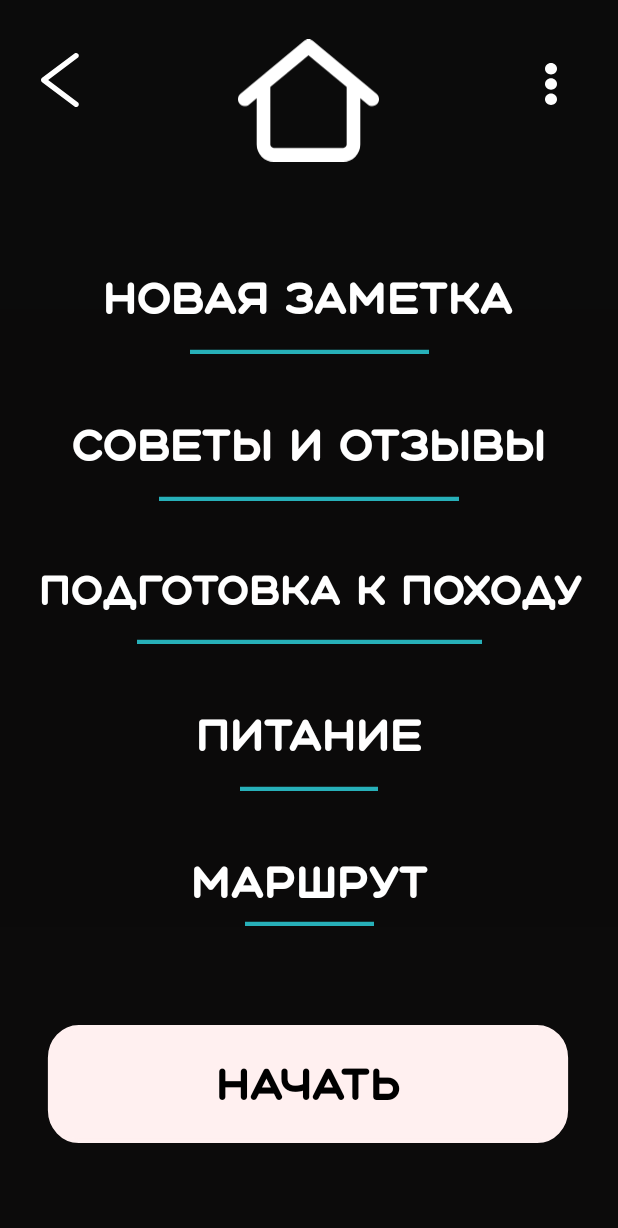
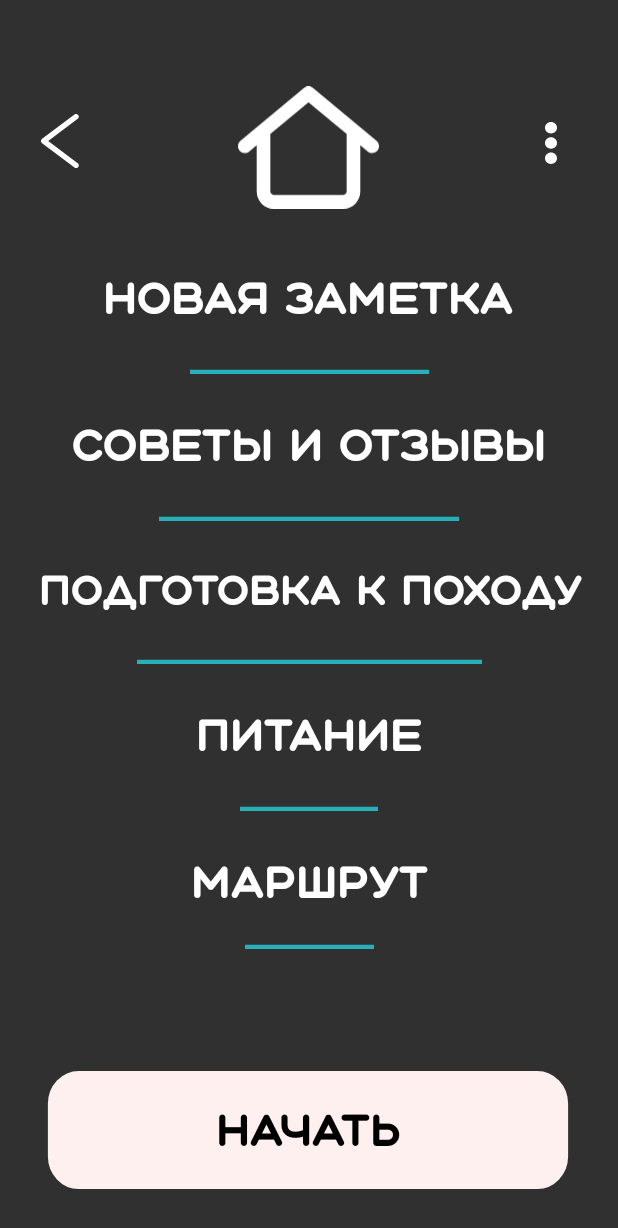
Before and after one commit to OSLL/circle21-camping, an Android app: the screen it shows after launch (MainScreeen), on a phone screen of 412 x 824 dp. Shown: the top 1228 px of the screen. Run offline under Robolectric (Android 15) with nearby library versions, the phone set to English and light mode, and no system bars.

Commit message:
исправлены баги, новый фон для главного экрана, звук нажатия на кнопки

```diff
--- a/app/src/main/java/com/makentoshe/androidgithubcitemplate/MainActivity_DD.kt
+++ b/app/src/main/java/com/makentoshe/androidgithubcitemplate/MainActivity_DD.kt
@@ -76,7 +76,7 @@ class MainActivity_DD : AppCompatActivity() {
         }
     }
 }
-
+// #TODO: убрать ActionBar вверху экрана, открывается при onStop, onResume, onPause by Nikita
 // #TODO: найти атрибут, отвечающий за перемещение элементов в списке.
 // #TODO: разобраться, как работает этот чёртов ChipGroup (как нормально выравнивать элементы?).
 // #TODO: сделать RecyclerView для списка участников.
--- a/app/src/main/res/layout-v16/activity_main_screen.xml
+++ b/app/src/main/res/layout-v16/activity_main_screen.xml
@@ -89,7 +89,7 @@
         app:layout_constraintTop_toBottomOf="@+id/new_roude_id" />
 
     <ImageView
-        android:id="@+id/imageView"
+        android:id="@+id/Home_Image_View"
         android:layout_width="94dp"
         android:layout_height="102dp"
         android:layout_marginTop="16dp"
@@ -104,26 +104,30 @@
         android:layout_width="44dp"
         android:layout_height="46dp"
         android:layout_marginStart="20dp"
-        android:layout_marginTop="30dp"
+        android:layout_marginTop="22dp"
         android:background="#00000000"
+        app:layout_constraintBottom_toBottomOf="@+id/imageView"
+        app:layout_constraintEnd_toStartOf="@+id/imageView"
+        app:layout_constraintHorizontal_bias="0.0"
         app:layout_constraintStart_toStartOf="parent"
-        app:layout_constraintTop_toTopOf="parent"
+        app:layout_constraintTop_toTopOf="@+id/Home_Image_View"
         app:srcCompat="@drawable/ic_back"
-        tools:ignore="SpeakableTextPresentCheck,TouchTargetSizeCheck"
-        android:layout_marginLeft="20dp" />
+        tools:ignore="RtlCompat,SpeakableTextPresentCheck,TouchTargetSizeCheck" />
 
     <ImageButton
         android:id="@+id/setting_icon_id"
         android:layout_width="49dp"
         android:layout_height="55dp"
-        android:layout_marginTop="28dp"
+        android:layout_marginTop="20dp"
         android:layout_marginEnd="20dp"
         android:background="#00000000"
+        app:layout_constraintBottom_toBottomOf="@+id/imageView"
         app:layout_constraintEnd_toEndOf="parent"
-        app:layout_constraintTop_toTopOf="parent"
+        app:layout_constraintHorizontal_bias="1.0"
+        app:layout_constraintStart_toEndOf="@+id/imageView"
+        app:layout_constraintTop_toTopOf="@+id/Home_Image_View"
         app:srcCompat="@drawable/ic_setting"
-        tools:ignore="SpeakableTextPresentCheck"
-        android:layout_marginRight="20dp" />
+        tools:ignore="RtlCompat,SpeakableTextPresentCheck" />
 
     <ImageView
         android:id="@+id/line_5"
--- a/app/src/main/res/layout-v21/activity_main_screen.xml
+++ b/app/src/main/res/layout-v21/activity_main_screen.xml
@@ -5,7 +5,7 @@
     android:layout_width="match_parent"
     android:layout_height="match_parent"
     tools:context=".MainScreeen"
-    android:background="@drawable/gradient_background">
+    android:background="@color/my_color">
 
     <TextView
         android:id="@+id/new_roude_id"
@@ -30,12 +30,14 @@
         android:layout_width="159dp"
         android:layout_height="30dp"
         android:layout_marginTop="60dp"
+        android:layout_marginBottom="15dp"
         android:fontFamily="@font/aqum_classic"
         android:gravity="center"
         android:text="@string/roude"
         android:textColor="@color/white"
         android:textSize="30sp"
         android:translationZ="4sp"
+        app:layout_constraintBottom_toTopOf="@+id/line_5"
         app:layout_constraintEnd_toEndOf="parent"
         app:layout_constraintStart_toStartOf="parent"
         app:layout_constraintTop_toBottomOf="@+id/eat_id"
@@ -89,14 +91,15 @@
         app:layout_constraintTop_toBottomOf="@+id/new_roude_id" />
 
     <ImageView
-        android:id="@+id/imageView"
+        android:id="@+id/Home_Image_View"
         android:layout_width="94dp"
         android:layout_height="102dp"
-        android:layout_marginTop="16dp"
+        android:layout_marginBottom="30dp"
+        android:contentDescription="@string/home"
+        app:layout_constraintBottom_toTopOf="@+id/new_roude_id"
         app:layout_constraintEnd_toEndOf="parent"
         app:layout_constraintHorizontal_bias="0.498"
         app:layout_constraintStart_toStartOf="parent"
-        app:layout_constraintTop_toTopOf="parent"
         app:srcCompat="@drawable/ic_home" />
 
     <ImageButton
@@ -104,10 +107,14 @@
         android:layout_width="44dp"
         android:layout_height="46dp"
         android:layout_marginStart="20dp"
-        android:layout_marginTop="30dp"
+        android:layout_marginTop="23dp"
         android:background="#00000000"
+        android:contentDescription="@string/back"
+        app:layout_constraintBottom_toBottomOf="@+id/imageView"
+        app:layout_constraintEnd_toStartOf="@+id/imageView"
+        app:layout_constraintHorizontal_bias="0.0"
         app:layout_constraintStart_toStartOf="parent"
-        app:layout_constraintTop_toTopOf="parent"
+        app:layout_constraintTop_toTopOf="@+id/Home_Image_View"
         app:srcCompat="@drawable/ic_back"
         tools:ignore="SpeakableTextPresentCheck,TouchTargetSizeCheck" />
 
@@ -115,11 +122,15 @@
         android:id="@+id/setting_icon_id"
         android:layout_width="49dp"
         android:layout_height="55dp"
-        android:layout_marginTop="28dp"
+        android:layout_marginTop="20dp"
         android:layout_marginEnd="20dp"
         android:background="#00000000"
+        app:layout_constraintBottom_toBottomOf="@+id/imageView"
         app:layout_constraintEnd_toEndOf="parent"
-        app:layout_constraintTop_toTopOf="parent"
+        app:layout_constraintHorizontal_bias="1.0"
+        app:layout_constraintStart_toEndOf="@+id/Home_Image_View"
+        app:layout_constraintTop_toTopOf="@+id/Home_Image_View"
+        app:layout_constraintVertical_bias="0.49"
         app:srcCompat="@drawable/ic_setting"
         tools:ignore="SpeakableTextPresentCheck" />
 
@@ -128,6 +139,8 @@
         android:layout_width="wrap_content"
         android:layout_height="wrap_content"
         android:layout_marginTop="15dp"
+        android:layout_marginBottom="86dp"
+        app:layout_constraintBottom_toTopOf="@+id/button"
         app:layout_constraintEnd_toEndOf="parent"
         app:layout_constraintStart_toStartOf="parent"
         app:layout_constraintTop_toBottomOf="@+id/plan_id"
@@ -137,7 +150,7 @@
         android:id="@+id/line_4"
         android:layout_width="wrap_content"
         android:layout_height="wrap_content"
-        android:layout_marginTop="15dp"
+        app:layout_constraintBottom_toTopOf="@+id/plan_id"
         app:layout_constraintEnd_toEndOf="parent"
         app:layout_constraintStart_toStartOf="parent"
         app:layout_constraintTop_toBottomOf="@+id/eat_id"
@@ -147,7 +160,7 @@
         android:id="@+id/line_3"
         android:layout_width="wrap_content"
         android:layout_height="wrap_content"
-        android:layout_marginTop="15dp"
+        app:layout_constraintBottom_toTopOf="@+id/eat_id"
         app:layout_constraintEnd_toEndOf="parent"
         app:layout_constraintStart_toStartOf="parent"
         app:layout_constraintTop_toBottomOf="@+id/hike_id"
@@ -157,7 +170,7 @@
         android:id="@+id/line_2"
         android:layout_width="wrap_content"
         android:layout_height="wrap_content"
-        android:layout_marginTop="15dp"
+        app:layout_constraintBottom_toTopOf="@+id/hike_id"
         app:layout_constraintEnd_toEndOf="parent"
         app:layout_constraintStart_toStartOf="parent"
         app:layout_constraintTop_toBottomOf="@+id/review_id"
@@ -167,12 +180,12 @@
         android:id="@+id/line_1"
         android:layout_width="wrap_content"
         android:layout_height="wrap_content"
-        android:layout_marginTop="15dp"
+        android:contentDescription="@string/todo"
+        app:layout_constraintBottom_toTopOf="@+id/review_id"
         app:layout_constraintEnd_toEndOf="parent"
         app:layout_constraintStart_toStartOf="parent"
         app:layout_constraintTop_toBottomOf="@+id/new_roude_id"
-        app:srcCompat="@drawable/ic_line_1"
-        android:contentDescription="@string/todo" />
+        app:srcCompat="@drawable/ic_line_1" />
 
     <Button
         android:id="@+id/button"
@@ -184,6 +197,7 @@
         android:text="@string/start"
         android:textColor="@color/black"
         android:textSize="30sp"
+        app:layout_constraintBottom_toBottomOf="parent"
         app:layout_constraintEnd_toEndOf="parent"
         app:layout_constraintHorizontal_bias="0.488"
         app:layout_constraintStart_toStartOf="parent"
--- a/app/src/main/res/layout/activity_main_screen.xml
+++ b/app/src/main/res/layout/activity_main_screen.xml
@@ -92,7 +92,7 @@
         app:layout_constraintTop_toBottomOf="@+id/new_roude_id" />
 
     <ImageView
-        android:id="@+id/imageView"
+        android:id="@+id/Home_Image_View"
         android:layout_width="94dp"
         android:layout_height="102dp"
         android:layout_marginTop="20dp"
@@ -107,32 +107,31 @@
         android:layout_width="41dp"
         android:layout_height="42dp"
         android:layout_marginStart="20dp"
-        android:layout_marginTop="20dp"
-        android:layout_marginEnd="66dp"
+        android:layout_marginTop="22dp"
         android:background="#00000000"
+        app:layout_constraintBottom_toBottomOf="@+id/imageView"
         app:layout_constraintEnd_toStartOf="@+id/imageView"
+        app:layout_constraintHorizontal_bias="0.0"
         app:layout_constraintStart_toStartOf="parent"
-        app:layout_constraintTop_toTopOf="@+id/imageView"
+        app:layout_constraintTop_toTopOf="@+id/Home_Image_View"
         app:srcCompat="@drawable/ic_back"
-        tools:ignore="SpeakableTextPresentCheck,TouchTargetSizeCheck"
-        android:layout_marginLeft="20dp"
-        android:layout_marginRight="66dp" />
+        tools:ignore="RtlCompat,SpeakableTextPresentCheck,TouchTargetSizeCheck" />
 
     <ImageButton
         android:id="@+id/setting_icon_id"
         android:layout_width="49dp"
         android:layout_height="55dp"
-        android:layout_marginStart="66dp"
-        android:layout_marginTop="14dp"
+        android:layout_marginTop="20dp"
         android:layout_marginEnd="20dp"
         android:background="#00000000"
+        app:layout_constraintBottom_toBottomOf="@+id/imageView"
         app:layout_constraintEnd_toEndOf="parent"
+        app:layout_constraintHorizontal_bias="1.0"
         app:layout_constraintStart_toEndOf="@+id/imageView"
-        app:layout_constraintTop_toTopOf="@+id/imageView"
+        app:layout_constraintTop_toTopOf="@+id/Home_Image_View"
+        app:layout_constraintVertical_bias="0.0"
         app:srcCompat="@drawable/ic_setting"
-        tools:ignore="SpeakableTextPresentCheck"
-        android:layout_marginLeft="66dp"
-        android:layout_marginRight="20dp" />
+        tools:ignore="RtlCompat,SpeakableTextPresentCheck" />
 
     <ImageView
         android:id="@+id/line_5"
--- a/app/src/main/res/values/colors.xml
+++ b/app/src/main/res/values/colors.xml
@@ -10,4 +10,5 @@
     <color name="teal_700">#FF018786</color>
     <color name="black">#FF000000</color>
     <color name="white">#FFFFFFFF</color>
+    <color name="my_color">#303030</color>
 </resources>
--- a/app/src/main/res/values/strings.xml
+++ b/app/src/main/res/values/strings.xml
@@ -8,4 +8,6 @@
     <string name="review" translatable="false">Советы и отзывы</string>
     <string name="start" translatable="false">Начать</string>
     <string name="todo">TODO</string>
+    <string name="home">HOME</string>
+    <string name="back">Back</string>
 </resources>
--- a/build.gradle
+++ b/build.gradle
@@ -8,7 +8,7 @@ buildscript {
 
     }
     dependencies {
-        classpath 'com.android.tools.build:gradle:7.0.3'
+        classpath 'com.android.tools.build:gradle:7.0.4'
         classpath "org.jetbrains.kotlin:kotlin-gradle-plugin:$kotlin_version"
 
         // NOTE: Do not place your application dependencies here; they belong
```
